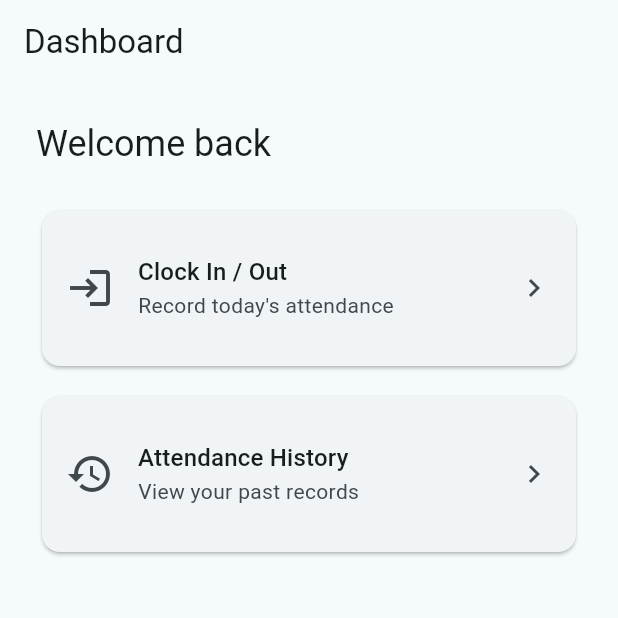
After one commit to Rans7ord/attendance-app, a Flutter app: the DashboardScreen screen opened directly, on a phone screen of 412 x 824 dp, the top half of it. The commit adds this screen. Run offline on Flutter 3.47's test engine with Material 3 defaults, Android fonts, the phone set to English and light mode, and no system bars; our stand-ins replace dio, flutter_secure_storage, geolocator; accounts and stored records are empty; network calls fail.

Commit message:
Working end-to-end: login, clock in/out, and history against live Laravel API

```diff
--- a/lib/features/attendance/attendance_screen.dart
+++ b/lib/features/attendance/attendance_screen.dart
@@ -3,6 +3,7 @@ import 'package:flutter/material.dart';
 import '../../core/utils/responsive.dart';
 import 'package:geolocator/geolocator.dart';
 import '../../core/services/api_service.dart';
+import 'attendance_history_screen.dart';
 
 class AttendanceScreen extends StatefulWidget {
   const AttendanceScreen({super.key});
@@ -76,6 +77,14 @@ class _AttendanceScreenState extends State<AttendanceScreen> {
                   icon: Icon(_clockedIn ? Icons.logout : Icons.login),
                   label: Text(_clockedIn ? 'Clock Out' : 'Clock In'),
                 ),
+                const SizedBox(height: 16),
+                TextButton.icon(
+                  onPressed: () => Navigator.of(context).push(
+                    MaterialPageRoute(builder: (_) => const AttendanceHistoryScreen()),
+                  ),
+                  icon: const Icon(Icons.history),
+                  label: const Text('View History'),
+                ),
               ],
             ),
           ),
--- a/lib/features/auth/login_screen.dart
+++ b/lib/features/auth/login_screen.dart
@@ -1,7 +1,8 @@
 import 'package:flutter/material.dart';
 import '../../core/utils/responsive.dart';
-import '../attendance/attendance_screen.dart';
+import '../dashboard/dashboard_screen.dart';
 import '../../core/services/api_service.dart';
+
 
 class LoginScreen extends StatefulWidget {
   const LoginScreen({super.key});
@@ -26,7 +27,7 @@ class _LoginScreenState extends State<LoginScreen> {
       await _api.login(_emailController.text, _passwordController.text);
       if (!mounted) return;
       Navigator.of(context).pushReplacement(
-        MaterialPageRoute(builder: (_) => const AttendanceScreen()),
+        MaterialPageRoute(builder: (_) => const DashboardScreen()),
       );
     } catch (e) {
       if (!mounted) return;
--- /dev/null
+++ b/lib/features/dashboard/dashboard_screen.dart
@@ -0,0 +1,76 @@
+import 'package:flutter/material.dart';
+import '../../core/utils/responsive.dart';
+import '../attendance/attendance_screen.dart';
+import '../attendance/attendance_history_screen.dart';
+
+class DashboardScreen extends StatelessWidget {
+  const DashboardScreen({super.key});
+
+  @override
+  Widget build(BuildContext context) {
+    final isWide = Responsive.isDesktop(context);
+    return Scaffold(
+      appBar: AppBar(title: const Text('Dashboard')),
+      body: Center(
+        child: ConstrainedBox(
+          constraints: BoxConstraints(maxWidth: isWide ? 600 : double.infinity),
+          child: Padding(
+            padding: const EdgeInsets.all(24),
+            child: Column(
+              crossAxisAlignment: CrossAxisAlignment.stretch,
+              children: [
+                Text('Welcome back', style: Theme.of(context).textTheme.headlineSmall),
+                const SizedBox(height: 24),
+                _DashboardCard(
+                  icon: Icons.login,
+                  title: 'Clock In / Out',
+                  subtitle: 'Record today\'s attendance',
+                  onTap: () => Navigator.of(context).push(
+                    MaterialPageRoute(builder: (_) => const AttendanceScreen()),
+                  ),
+                ),
+                const SizedBox(height: 12),
+                _DashboardCard(
+                  icon: Icons.history,
+                  title: 'Attendance History',
+                  subtitle: 'View your past records',
+                  onTap: () => Navigator.of(context).push(
+                    MaterialPageRoute(builder: (_) => const AttendanceHistoryScreen()),
+                  ),
+                ),
+              ],
+            ),
+          ),
+        ),
+      ),
+    );
+  }
+}
+
+class _DashboardCard extends StatelessWidget {
+  final IconData icon;
+  final String title;
+  final String subtitle;
+  final VoidCallback onTap;
+
+  const _DashboardCard({
+    required this.icon,
+    required this.title,
+    required this.subtitle,
+    required this.onTap,
+  });
+
+  @override
+  Widget build(BuildContext context) {
+    return Card(
+      child: ListTile(
+        contentPadding: const EdgeInsets.all(16),
+        leading: Icon(icon, size: 32),
+        title: Text(title, style: Theme.of(context).textTheme.titleMedium),
+        subtitle: Text(subtitle),
+        trailing: const Icon(Icons.chevron_right),
+        onTap: onTap,
+      ),
+    );
+  }
+}
```
Also changed, not shown: lib/core/services/api_service.dart (+7 -0 lines), lib/features/attendance/attendance_history_screen.dart (added, +88 -0 lines).
